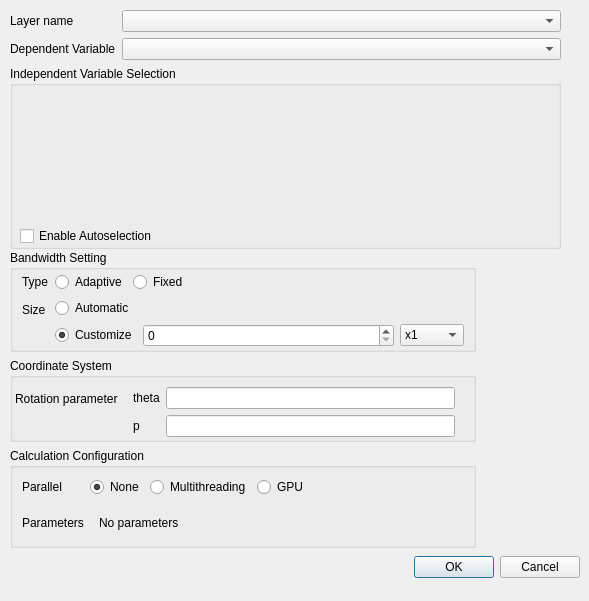
This is gwmgwroptionsdialog.ui in GWmodel-Lab/GWmodelS as Qt 5 draws it before an edit. The edited form follows.
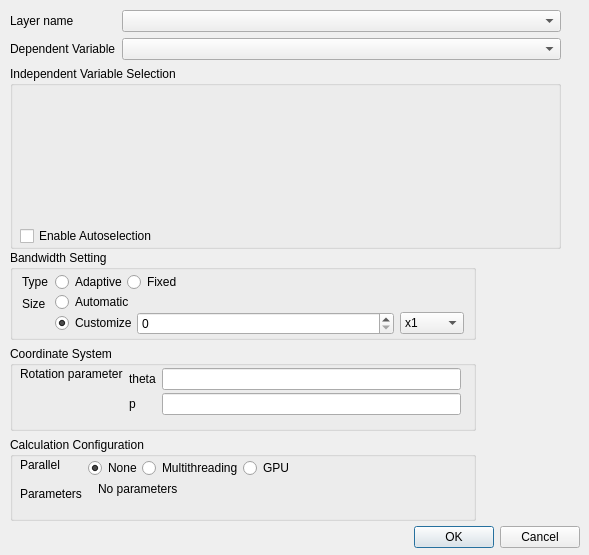
This is the edited form. Custom widgets are drawn as their Qt base class.

```diff
--- a/gwmgwroptionsdialog.ui
+++ b/gwmgwroptionsdialog.ui
@@ -7,7 +7,7 @@
     <x>0</x>
     <y>0</y>
     <width>589</width>
-    <height>601</height>
+    <height>555</height>
    </rect>
   </property>
   <property name="windowTitle">
@@ -52,7 +52,7 @@
    <property name="geometry">
     <rect>
      <x>350</x>
-     <y>550</y>
+     <y>520</y>
      <width>230</width>
      <height>34</height>
     </rect>
@@ -64,7 +64,7 @@
     <set>QDialogButtonBox::Cancel|QDialogButtonBox::Ok</set>
    </property>
   </widget>
-  <widget class="QWidget" name="">
+  <widget class="QWidget" name="layoutWidget">
    <property name="geometry">
     <rect>
      <x>10</x>
@@ -102,22 +102,34 @@
     </item>
    </layout>
   </widget>
-  <widget class="QWidget" name="">
+  <widget class="QWidget" name="layoutWidget">
    <property name="geometry">
     <rect>
      <x>10</x>
      <y>250</y>
      <width>466</width>
-     <height>298</height>
+     <height>271</height>
     </rect>
    </property>
    <layout class="QVBoxLayout" name="verticalLayout">
     <item>
      <widget class="QGroupBox" name="groupBox_2">
+      <property name="sizePolicy">
+       <sizepolicy hsizetype="Preferred" vsizetype="Fixed">
+        <horstretch>0</horstretch>
+        <verstretch>0</verstretch>
+       </sizepolicy>
+      </property>
       <property name="title">
        <string>Bandwidth Setting</string>
       </property>
       <layout class="QFormLayout" name="formLayout">
+       <property name="horizontalSpacing">
+        <number>0</number>
+       </property>
+       <property name="verticalSpacing">
+        <number>0</number>
+       </property>
        <property name="topMargin">
         <number>2</number>
        </property>
@@ -133,6 +145,9 @@
        </item>
        <item row="0" column="1">
         <layout class="QHBoxLayout" name="horizontalLayout_6">
+         <property name="leftMargin">
+          <number>6</number>
+         </property>
          <item>
           <widget class="QRadioButton" name="mBwTypeAdaptiveRadio">
            <property name="sizePolicy">
@@ -195,6 +210,9 @@
        </item>
        <item row="1" column="1">
         <layout class="QGridLayout" name="gridLayout_4">
+         <property name="leftMargin">
+          <number>6</number>
+         </property>
          <item row="1" column="0">
           <widget class="QRadioButton" name="mBwSizeCustomizeRadio">
            <property name="sizePolicy">
@@ -337,11 +355,20 @@
       <property name="title">
        <string>Coordinate System</string>
       </property>
-      <layout class="QFormLayout" name="formLayout_5">
-       <property name="leftMargin">
-        <number>2</number>
+      <widget class="QWidget" name="">
+       <property name="geometry">
+        <rect>
+         <x>10</x>
+         <y>21</y>
+         <width>441</width>
+         <height>51</height>
+        </rect>
        </property>
-       <property name="bottomMargin">
+       <layout class="QGridLayout" name="gridLayout_3">
+        <property name="horizontalSpacing">
+         <number>6</number>
+        </property>
+        <property name="verticalSpacing">
         <number>2</number>
        </property>
        <item row="0" column="0">
@@ -360,16 +387,13 @@
          </property>
         </widget>
        </item>
-       <item row="0" column="1">
-        <layout class="QFormLayout" name="formLayout_2">
-         <property name="verticalSpacing">
+        <item row="0" column="1" rowspan="2">
+         <layout class="QGridLayout" name="gridLayout_2">
+          <property name="horizontalSpacing">
           <number>6</number>
          </property>
-         <property name="leftMargin">
-          <number>9</number>
-         </property>
-         <property name="rightMargin">
-          <number>9</number>
+          <property name="verticalSpacing">
+           <number>2</number>
          </property>
          <item row="0" column="0">
           <widget class="QLabel" name="label_5">
@@ -393,16 +417,48 @@
          </item>
         </layout>
        </item>
-      </layout>
+        <item row="1" column="0">
+         <spacer name="verticalSpacer">
+          <property name="orientation">
+           <enum>Qt::Vertical</enum>
+          </property>
+          <property name="sizeType">
+           <enum>QSizePolicy::Expanding</enum>
+          </property>
+          <property name="sizeHint" stdset="0">
+           <size>
+            <width>20</width>
+            <height>30</height>
+           </size>
+          </property>
+         </spacer>
+        </item>
+       </layout>
+      </widget>
      </widget>
     </item>
     <item>
      <widget class="QGroupBox" name="groupBox_4">
+      <property name="sizePolicy">
+       <sizepolicy hsizetype="Preferred" vsizetype="Preferred">
+        <horstretch>0</horstretch>
+        <verstretch>0</verstretch>
+       </sizepolicy>
+      </property>
       <property name="title">
        <string>Calculation Configuration</string>
       </property>
+      <widget class="QWidget" name="">
+       <property name="geometry">
+        <rect>
+         <x>10</x>
+         <y>21</y>
+         <width>451</width>
+         <height>56</height>
+        </rect>
+       </property>
       <layout class="QGridLayout" name="gridLayout">
-       <property name="bottomMargin">
+        <property name="verticalSpacing">
         <number>2</number>
        </property>
        <item row="0" column="0">
@@ -412,7 +468,7 @@
          </property>
         </widget>
        </item>
-       <item row="0" column="1">
+        <item row="0" column="1" rowspan="2">
         <layout class="QHBoxLayout" name="horizontalLayout_7">
          <item>
           <widget class="QRadioButton" name="mCalcParallelNoneRadio">
@@ -471,27 +527,41 @@
          </item>
         </layout>
        </item>
-       <item row="1" column="1">
+        <item row="1" column="0" rowspan="2">
+         <widget class="QLabel" name="label_10">
+          <property name="sizePolicy">
+           <sizepolicy hsizetype="Preferred" vsizetype="Fixed">
+            <horstretch>0</horstretch>
+            <verstretch>0</verstretch>
+           </sizepolicy>
+          </property>
+          <property name="text">
+           <string>Parameters</string>
+          </property>
+          <property name="alignment">
+           <set>Qt::AlignLeading|Qt::AlignLeft|Qt::AlignVCenter</set>
+          </property>
+         </widget>
+        </item>
+        <item row="2" column="1">
         <widget class="QStackedWidget" name="stackedWidget">
          <property name="currentIndex">
           <number>0</number>
          </property>
          <widget class="QWidget" name="page">
-          <layout class="QHBoxLayout" name="horizontalLayout_3">
-           <property name="topMargin">
-            <number>0</number>
-           </property>
-           <property name="bottomMargin">
-            <number>0</number>
-           </property>
-           <item>
             <widget class="QLabel" name="label_11">
+            <property name="geometry">
+             <rect>
+              <x>10</x>
+              <y>0</y>
+              <width>117</width>
+              <height>18</height>
+             </rect>
+            </property>
              <property name="text">
               <string>No parameters</string>
              </property>
             </widget>
-           </item>
-          </layout>
          </widget>
          <widget class="QWidget" name="page_3">
           <layout class="QFormLayout" name="formLayout_3">
@@ -549,23 +619,8 @@
          </widget>
         </widget>
        </item>
-       <item row="1" column="0">
-        <widget class="QLabel" name="label_10">
-         <property name="sizePolicy">
-          <sizepolicy hsizetype="Preferred" vsizetype="Fixed">
-           <horstretch>0</horstretch>
-           <verstretch>0</verstretch>
-          </sizepolicy>
-         </property>
-         <property name="text">
-          <string>Parameters</string>
-         </property>
-         <property name="alignment">
-          <set>Qt::AlignLeading|Qt::AlignLeft|Qt::AlignVCenter</set>
-         </property>
-        </widget>
-       </item>
-      </layout>
+       </layout>
+      </widget>
      </widget>
     </item>
    </layout>
```
Left out of the diff: 6 changed lines with no effect on the pictures. Lines whose indentation alone changed are shown as unchanged.
